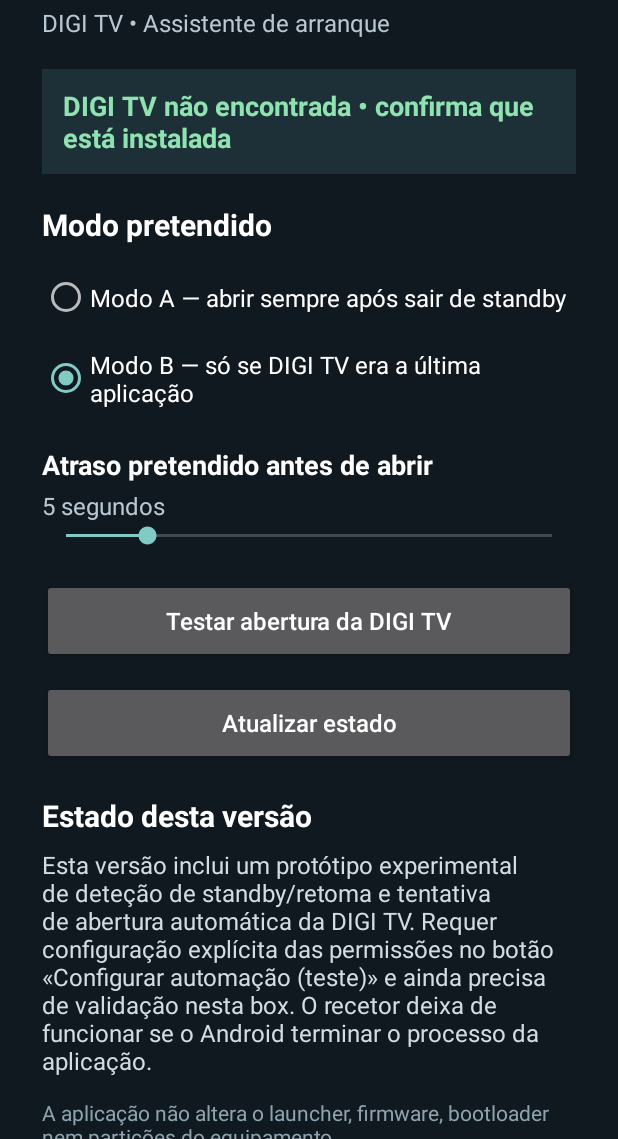
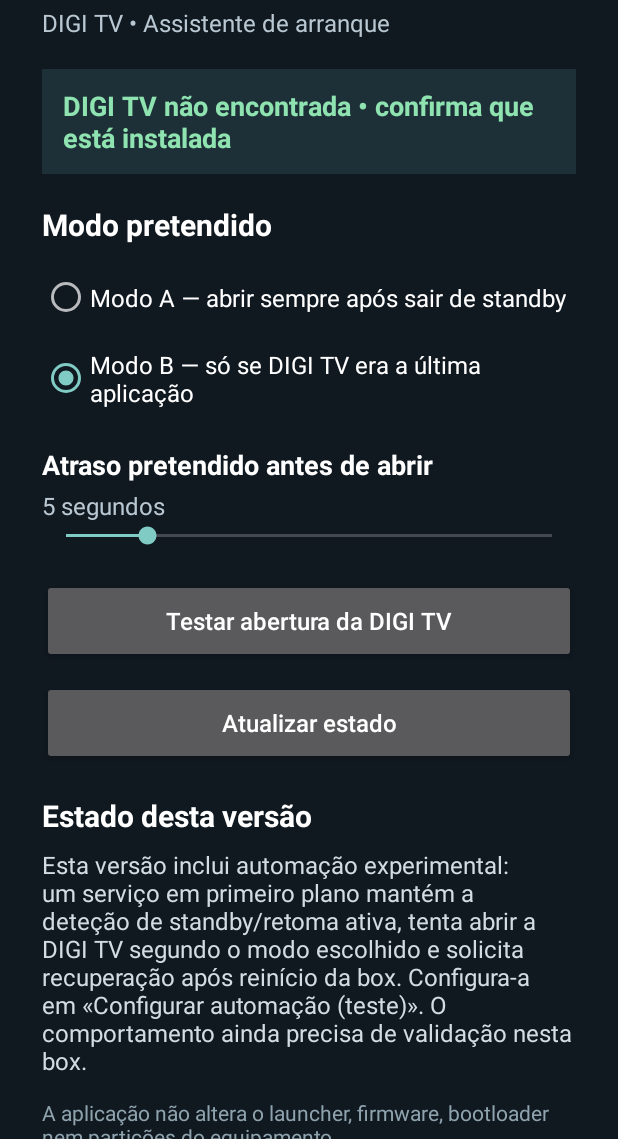
Before and after one commit to CatharsysAmaeth/DigiAutoStart, an Android app: the screen it shows after launch (MainActivity), on a phone screen of 412 x 824 dp, the part 97-1236 px from its top. Run offline under Robolectric (Android 15) with nearby library versions, the phone set to English and light mode, and no system bars; libraries missing offline, so code that uses them is left out: net.lingala.zip4j.

Commit message:
ui: describe persistent automation behavior

```diff
--- a/app/src/main/java/pt/catharsys/digiautostart/MainActivity.kt
+++ b/app/src/main/java/pt/catharsys/digiautostart/MainActivity.kt
@@ -119,7 +119,7 @@ class MainActivity : Activity() {
             setTextColor(0xFFFFFFFF.toInt())
         }, margin(bottom = 8))
         content.addView(text(
-            "Esta versão inclui um protótipo experimental de deteção de standby/retoma e tentativa de abertura automática da DIGI TV. Requer configuração explícita das permissões no botão «Configurar automação (teste)» e ainda precisa de validação nesta box. O recetor deixa de funcionar se o Android terminar o processo da aplicação.",
+            "Esta versão inclui automação experimental: um serviço em primeiro plano mantém a deteção de standby/retoma ativa, tenta abrir a DIGI TV segundo o modo escolhido e solicita recuperação após reinício da box. Configura-a em «Configurar automação (teste)». O comportamento ainda precisa de validação nesta box.",
             16f
         ).apply { setTextColor(0xFFD2DCE2.toInt()) }, margin(bottom = 14))
 
```
